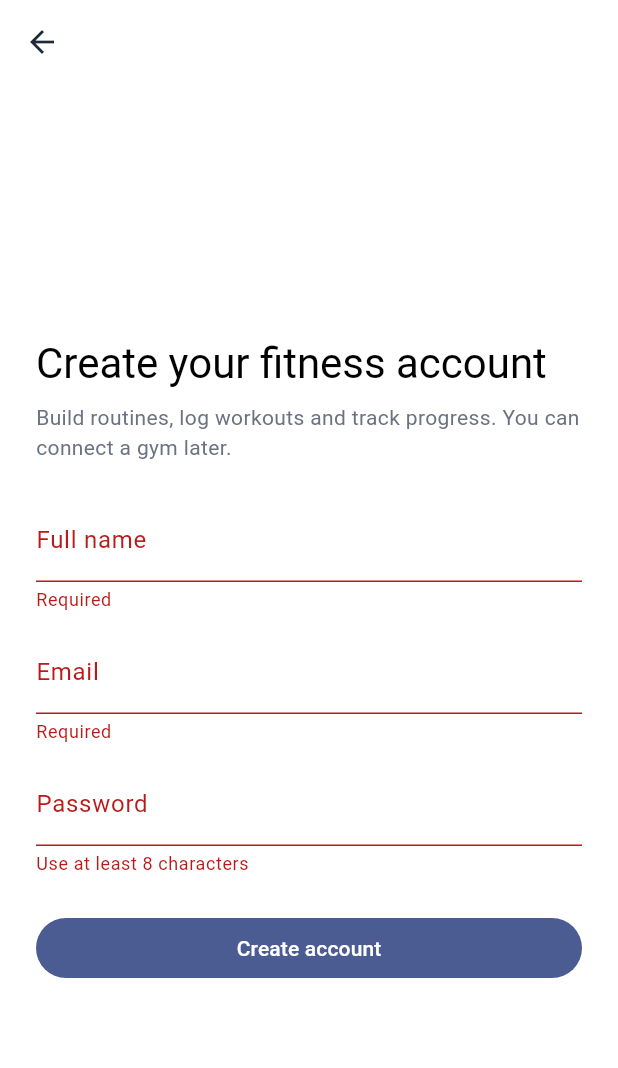
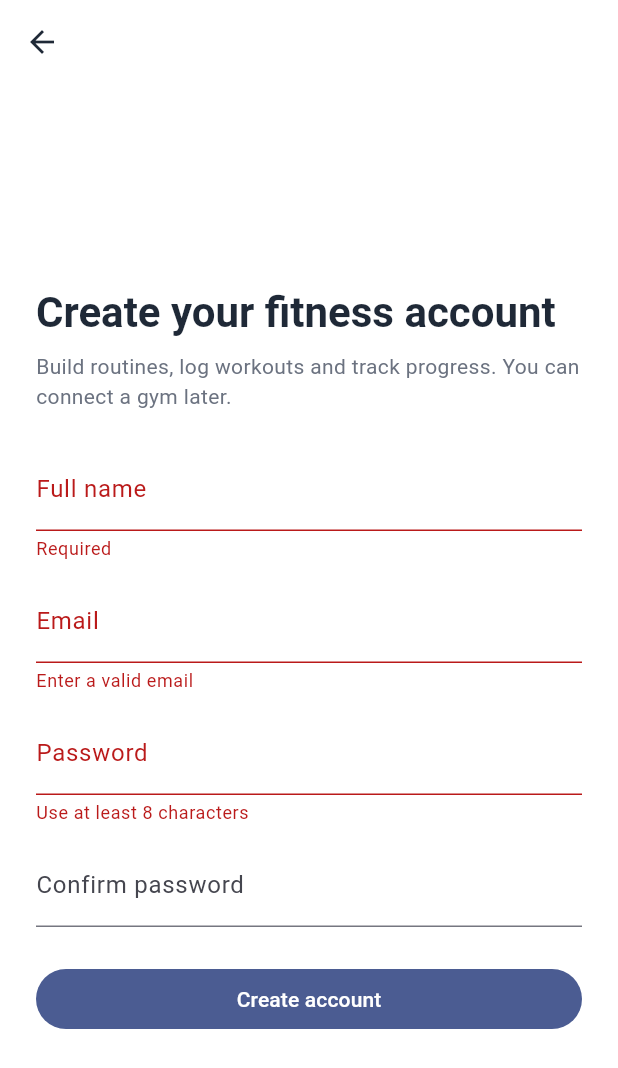
Before and after one commit to rishav-goswami/gym-management, a Flutter app: the FirebaseRegisterScreen screen opened by its route, after a tap on "Create account", on a phone screen of 412 x 824 dp. Shown: the top 1068 px of the screen. Run offline on Flutter 3.47's test engine with Material 3 defaults, Android fonts, the phone set to English and light mode, and no system bars; our stand-ins replace cached_network_image, cloud_firestore, cloud_functions, connectivity_plus, csv, equatable and 14 more; missing offline and left inert: firebase_app_check, firebase_performance, image_picker_for_web, image_picker_platform_interface, mobile_scanner; accounts and stored records are empty; network calls fail; Roboto replaces fonts that are missing (Montserrat).

Commit message:
feat: enhance authentication flow with password reset functionality and validation improvements

```diff
--- a/apps/gym_app/lib/core/firebase/firebase_bootstrap.dart
+++ b/apps/gym_app/lib/core/firebase/firebase_bootstrap.dart
@@ -96,7 +96,6 @@ class FirebaseBootstrap {
         'support_images_enabled': true,
         'attendance_qr_enabled': true,
         'progress_photos_enabled': true,
-        'personal_spaces_v1': false,
         'maintenance_message': '',
       });
 }
--- a/apps/gym_app/lib/core/theme/dark_theme.dart
+++ b/apps/gym_app/lib/core/theme/dark_theme.dart
@@ -3,13 +3,24 @@ part of 'theme.dart';
 final darkTheme = ThemeData(
   brightness: Brightness.dark,
   scaffoldBackgroundColor: AppColors.backgroundDark,
-  fontFamily: 'Montserrat',
   primaryColor: AppColors.primary,
   cardColor: AppColors.cardDark,
 
-  /// Fix: Override default text color globally
+  /// main.dart replaces this theme's `colorScheme` per-build with a
+  /// brand-derived scheme, so every text role here is pinned explicitly
+  /// rather than left to fall back to a colorScheme-driven Material default.
   textTheme: const TextTheme(
     displayLarge: TextStyle(color: AppColors.textPrimaryDark),
+    headlineMedium: TextStyle(
+      color: AppColors.textPrimaryDark,
+      fontWeight: FontWeight.bold,
+      fontSize: 28,
+    ),
+    headlineSmall: TextStyle(
+      color: AppColors.textPrimaryDark,
+      fontWeight: FontWeight.bold,
+      fontSize: 24,
+    ),
     titleLarge: TextStyle(
       color: AppColors.textPrimaryDark,
       fontWeight: FontWeight.bold,
@@ -18,34 +29,6 @@ final darkTheme = ThemeData(
     bodyLarge: TextStyle(color: AppColors.textPrimaryDark, fontSize: 16),
     bodyMedium: TextStyle(color: AppColors.textSecondaryDark, fontSize: 14),
     bodySmall: TextStyle(color: AppColors.textSecondaryDark, fontSize: 12),
-  ),
-
-  /// Fix: Make sure all color roles are set for contrast
-  colorScheme: const ColorScheme.dark(
-    primary: AppColors.accent,
-    secondary: AppColors.primary,
-    surface: AppColors.cardDark,
-
-    onPrimary:
-        AppColors.textPrimaryDark, // Text on buttons using primary background
-    onSecondary: AppColors.textSecondaryDark,
-    onSurface: AppColors.textPrimaryDark,
-    onError: Colors.white,
-    error: AppColors.error,
-  ),
-
-  /// Fix: Make button theme override safe
-  elevatedButtonTheme: ElevatedButtonThemeData(
-    style: ElevatedButton.styleFrom(
-      backgroundColor: AppColors.accent, // default background
-      foregroundColor: Colors.white, // default text/icon color
-      textStyle: const TextStyle(
-        fontWeight: FontWeight.bold,
-        fontFamily: 'Montserrat',
-        color: AppColors.textPrimaryDark,
-      ),
-      shape: RoundedRectangleBorder(borderRadius: BorderRadius.circular(30)),
-    ),
   ),
 
   appBarTheme: const AppBarTheme(
--- a/apps/gym_app/lib/core/theme/light_theme.dart
+++ b/apps/gym_app/lib/core/theme/light_theme.dart
@@ -5,9 +5,6 @@ final ThemeData lightTheme = ThemeData(
 
   /// Base screen background color
   scaffoldBackgroundColor: AppColors.backgroundLight,
-
-  /// Global font for the app
-  fontFamily: 'Montserrat',
 
   /// App bar default color (transparent to blend with scaffold)
   appBarTheme: const AppBarTheme(
@@ -20,8 +17,21 @@ final ThemeData lightTheme = ThemeData(
   /// Used for Card widgets, containers, and inner surfaces
   cardColor: AppColors.cardLight,
 
-  /// Text styles for headings and paragraphs
+  /// Text styles for headings and paragraphs. main.dart replaces this
+  /// theme's `colorScheme` per-build with a brand-derived scheme, so every
+  /// role here is pinned explicitly rather than left to fall back to a
+  /// colorScheme-driven Material default.
   textTheme: const TextTheme(
+    headlineMedium: TextStyle(
+      fontSize: 28,
+      fontWeight: FontWeight.bold,
+      color: AppColors.textPrimaryLight,
+    ),
+    headlineSmall: TextStyle(
+      fontSize: 24,
+      fontWeight: FontWeight.bold,
+      color: AppColors.textPrimaryLight,
+    ),
     titleLarge: TextStyle(
       fontSize: 22,
       fontWeight: FontWeight.bold,
@@ -29,28 +39,6 @@ final ThemeData lightTheme = ThemeData(
     ),
     bodyLarge: TextStyle(fontSize: 16, color: AppColors.textPrimaryLight),
     bodyMedium: TextStyle(fontSize: 14, color: AppColors.textSecondaryLight),
-  ),
-
-  /// Fix: Make button theme override safe
-  elevatedButtonTheme: ElevatedButtonThemeData(
-    style: ElevatedButton.styleFrom(
-      backgroundColor: AppColors.accent, // default background
-      foregroundColor: Colors.white, // default text/icon color
-      textStyle: const TextStyle(
-        fontWeight: FontWeight.bold,
-        fontFamily: 'Montserrat',
-        color: AppColors.textPrimaryLight,
-      ),
-      shape: RoundedRectangleBorder(borderRadius: BorderRadius.circular(30)),
-    ),
-  ),
-
-  /// Used by buttons, textfields, etc.
-  colorScheme: const ColorScheme.light(
-    primary: AppColors.primary,
-    secondary: AppColors.accent,
-    surface: AppColors.cardLight,
-    onPrimary: Colors.white, // text/icons on primary (e.g. buttons)
-    onSecondary: Colors.white, // text/icons on accent
+    bodySmall: TextStyle(fontSize: 12, color: AppColors.textSecondaryLight),
   ),
 );
--- a/apps/gym_app/lib/firebase/data/firebase_session_repository.dart
+++ b/apps/gym_app/lib/firebase/data/firebase_session_repository.dart
@@ -188,6 +188,9 @@ class FirebaseSessionRepository {
     _pendingCredential = null;
   }
 
+  Future<void> sendPasswordResetEmail(String email) =>
+      auth.sendPasswordResetEmail(email: email.trim());
+
   Future<void> signOut() async {
     final user = auth.currentUser;
     if (user != null) await removePushToken(user);
--- a/apps/gym_app/lib/firebase/presentation/auth/firebase_register_screen.dart
+++ b/apps/gym_app/lib/firebase/presentation/auth/firebase_register_screen.dart
@@ -19,12 +19,16 @@ class _FirebaseRegisterScreenState extends State<FirebaseRegisterScreen> {
   final _name = TextEditingController();
   final _email = TextEditingController();
   final _password = TextEditingController();
+  final _confirmPassword = TextEditingController();
+
+  static final _emailPattern = RegExp(r'^[^@\s]+@[^@\s]+\.[^@\s]+$');
 
   @override
   void dispose() {
     _name.dispose();
     _email.dispose();
     _password.dispose();
+    _confirmPassword.dispose();
     super.dispose();
   }
 
@@ -41,7 +45,18 @@ class _FirebaseRegisterScreenState extends State<FirebaseRegisterScreen> {
         padding: const EdgeInsets.all(24),
         child: ConstrainedBox(
           constraints: const BoxConstraints(maxWidth: 440),
-          child: Form(
+          child: BlocConsumer<SessionCubit, SessionState>(
+            listenWhen: (before, after) => before.message != after.message,
+            listener: (context, state) {
+              if (state.message != null) {
+                ScaffoldMessenger.of(
+                  context,
+                ).showSnackBar(SnackBar(content: Text(state.message!)));
+              }
+            },
+            builder: (context, state) {
+              final busy = state.status == SessionStatus.initializing;
+              return Form(
                 key: _key,
                 child: Column(
                   crossAxisAlignment: CrossAxisAlignment.stretch,
@@ -59,7 +74,9 @@ class _FirebaseRegisterScreenState extends State<FirebaseRegisterScreen> {
                     const SizedBox(height: 24),
                     TextFormField(
                       controller: _name,
-                  decoration: const InputDecoration(labelText: 'Full name'),
+                      decoration: const InputDecoration(
+                        labelText: 'Full name',
+                      ),
                       validator: _required,
                     ),
                     const SizedBox(height: 12),
@@ -67,7 +84,10 @@ class _FirebaseRegisterScreenState extends State<FirebaseRegisterScreen> {
                       controller: _email,
                       keyboardType: TextInputType.emailAddress,
                       decoration: const InputDecoration(labelText: 'Email'),
-                  validator: _required,
+                      validator: (value) =>
+                          value != null && _emailPattern.hasMatch(value.trim())
+                          ? null
+                          : 'Enter a valid email',
                     ),
                     const SizedBox(height: 12),
                     TextFormField(
@@ -78,9 +98,40 @@ class _FirebaseRegisterScreenState extends State<FirebaseRegisterScreen> {
                           ? null
                           : 'Use at least 8 characters',
                     ),
+                    const SizedBox(height: 12),
+                    TextFormField(
+                      controller: _confirmPassword,
+                      obscureText: true,
+                      decoration: const InputDecoration(
+                        labelText: 'Confirm password',
+                      ),
+                      validator: (value) => value == _password.text
+                          ? null
+                          : 'Passwords do not match',
+                    ),
                     const SizedBox(height: 24),
                     FilledButton(
-                  onPressed: () {
+                      onPressed: busy ? null : () => _submit(context),
+                      child: busy
+                          ? const SizedBox.square(
+                              dimension: 20,
+                              child: CircularProgressIndicator(
+                                strokeWidth: 2,
+                              ),
+                            )
+                          : const Text('Create account'),
+                    ),
+                  ],
+                ),
+              );
+            },
+          ),
+        ),
+      ),
+    ),
+  );
+
+  void _submit(BuildContext context) {
     if (_key.currentState?.validate() == true) {
       context.read<SessionCubit>().register(
         _name.text,
@@ -88,16 +139,7 @@ class _FirebaseRegisterScreenState extends State<FirebaseRegisterScreen> {
         _password.text,
       );
     }
-                  },
-                  child: const Text('Create account'),
-                ),
-              ],
-            ),
-          ),
-        ),
-      ),
-    ),
-  );
+  }
 
   String? _required(String? value) =>
       value == null || value.trim().isEmpty ? 'Required' : null;
```
Also changed, not shown: apps/gym_app/lib/firebase/logic/session_cubit.dart (+45 -3 lines), apps/gym_app/lib/firebase/presentation/auth/firebase_login_screen.dart (+60 -6 lines), apps/gym_app/lib/firebase/presentation/onboarding/consumer_onboarding_screen.dart (+26 -14 lines), 2 other files. Lines whose indentation alone changed are shown as unchanged.
